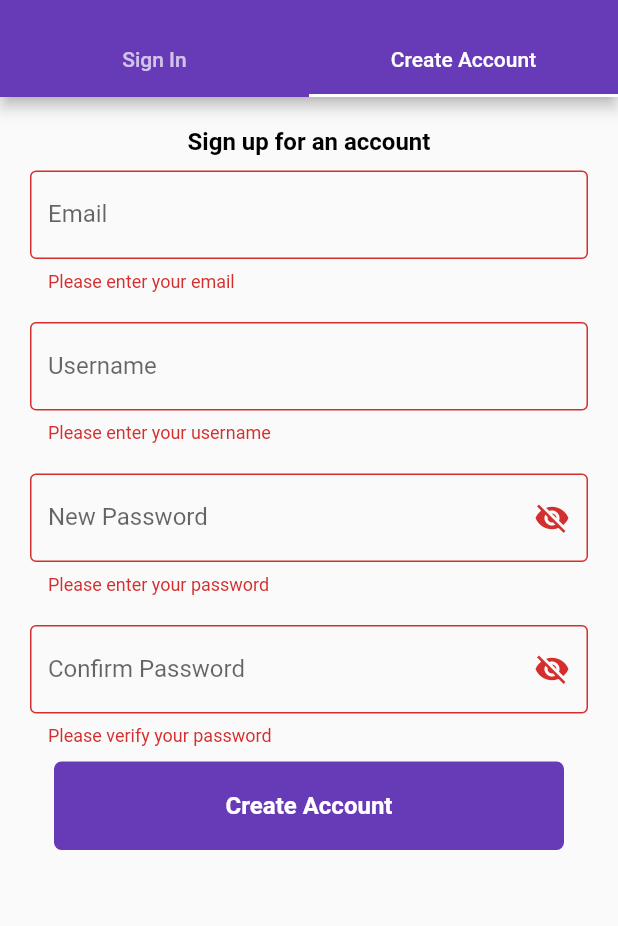
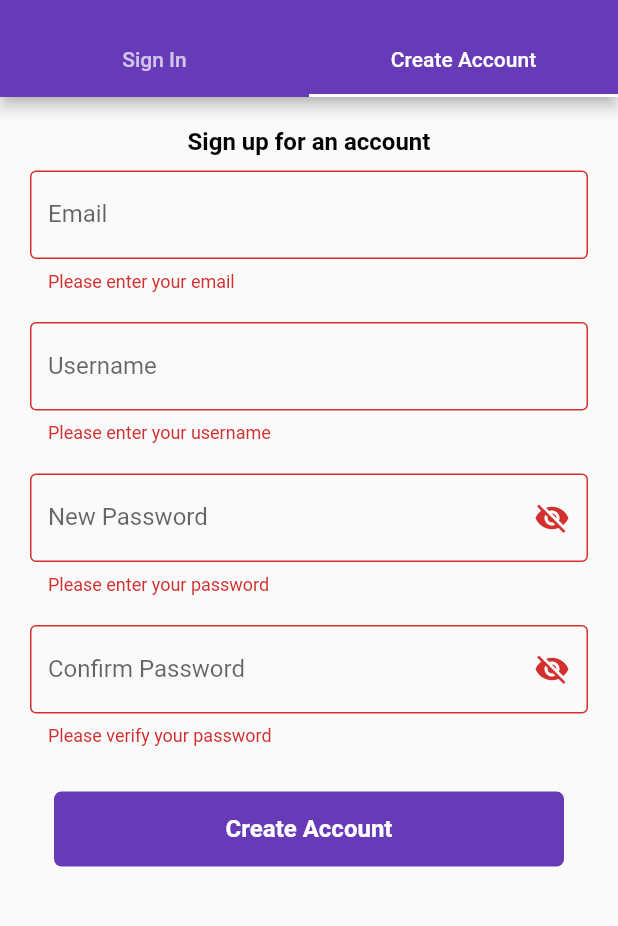
Before and after one commit to joshcalafell/wordsleuth-flutter, a Flutter app: the screen it shows after launch, tab 2 chosen, after a tap on "Create Account", on a phone screen of 412 x 824 dp, the part 59-985 px from its top. Run offline on Flutter 3.47's test engine with Material 2 defaults, Android fonts, the phone set to English and light mode, and no system bars; missing offline and left inert: amplify_auth_cognito, amplify_flutter.

```diff
--- a/lib/login/create_acount_form.dart
+++ b/lib/login/create_acount_form.dart
@@ -169,11 +169,14 @@ class _CreateAccountFormState extends State<CreateAccountForm> {
                                   : Icons.visibility_off),
                               // The validator receives the text that the user has entered.
                             )))),
+                const Padding(
+                  padding: EdgeInsets.symmetric(horizontal: 20, vertical: 10),
+                ),
                 MaterialButton(
                   minWidth: double.tryParse('340'),
                   height: 50,
                   padding:
-                      const EdgeInsets.symmetric(horizontal: 40, vertical: 20),
+                      const EdgeInsets.symmetric(horizontal: 40, vertical: 10),
                   onPressed: () {
                     // Validate returns true if the form is valid, or false otherwise.
                     if (_createAccountFormKey.currentState!.validate()) {
--- a/lib/login/login_form.dart
+++ b/lib/login/login_form.dart
@@ -57,7 +57,7 @@ class _LoginFormState extends State<LoginForm> {
             // ignore: prefer_const_literals_to_create_immutables
             children: [
               const Padding(
-                padding: EdgeInsets.symmetric(horizontal: 20, vertical: 20),
+                padding: EdgeInsets.symmetric(horizontal: 20, vertical: 10),
               ),
               const Text(
                 'Sign in to your account',
@@ -72,7 +72,10 @@ class _LoginFormState extends State<LoginForm> {
               ),
               Center(
                   child: Image.asset(
-                      'assets/graphics/wordsleuth_350x350_dark.png'))
+                      'assets/graphics/wordsleuth_350x350_dark.png')),
+              const Padding(
+                padding: EdgeInsets.symmetric(horizontal: 20, vertical: 10),
+              ),
             ],
           ),
           Column(mainAxisAlignment: MainAxisAlignment.center, children: [
@@ -94,7 +97,7 @@ class _LoginFormState extends State<LoginForm> {
                         labelText: 'Username'))),
             Padding(
                 padding:
-                    const EdgeInsets.symmetric(horizontal: 20, vertical: 10),
+                    const EdgeInsets.symmetric(horizontal: 20, vertical: 20),
                 child: TextFormField(
                     validator: (value) {
                       if (value == null || value.isEmpty) {
@@ -107,8 +110,8 @@ class _LoginFormState extends State<LoginForm> {
                     obscureText: _passwordVisible,
                     decoration: InputDecoration(
                         border: const OutlineInputBorder(),
-                        hintText: 'Confirm Password',
-                        labelText: 'Confirm Password',
+                        hintText: 'Password',
+                        labelText: 'Password',
                         suffixIcon: IconButton(
                           onPressed: _togglePasswordVisible,
                           icon: Icon(_passwordVisible
@@ -122,7 +125,7 @@ class _LoginFormState extends State<LoginForm> {
             MaterialButton(
               minWidth: double.tryParse('340'),
               height: 50,
-              padding: const EdgeInsets.symmetric(horizontal: 40, vertical: 20),
+              padding: const EdgeInsets.symmetric(horizontal: 40, vertical: 10),
               onPressed: () {
                 // Validate returns true if the form is valid, or false otherwise.
                 if (_loginFormKey.currentState!.validate()) {
```
